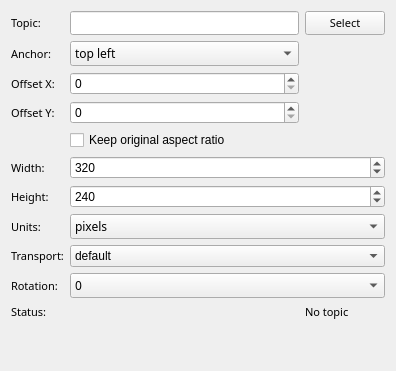
First picture: the form in mapviz_plugins/ui/image_config.ui, repository ros2-gbp/mapviz-release, before the edit.
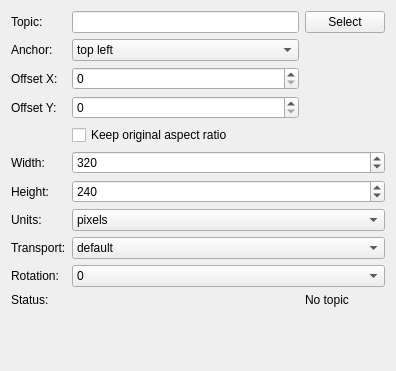
Second picture: the form after the edit.

What changed in the file:
```diff
--- a/mapviz_plugins/ui/image_config.ui
+++ b/mapviz_plugins/ui/image_config.ui
@@ -19,12 +19,6 @@
   <layout class="QGridLayout" name="gridLayout">
    <item row="0" column="0">
     <widget class="QLabel" name="label">
-     <property name="font">
-      <font>
-       <family>Sans Serif</family>
-       <pointsize>8</pointsize>
-      </font>
-     </property>
      <property name="text">
       <string>Topic:</string>
      </property>
@@ -47,12 +41,6 @@
    </item>
    <item row="1" column="0">
     <widget class="QLabel" name="label_3">
-     <property name="font">
-      <font>
-       <family>Sans Serif</family>
-       <pointsize>8</pointsize>
-      </font>
-     </property>
      <property name="text">
       <string>Anchor:</string>
      </property>
@@ -67,12 +55,6 @@
    </item>
    <item row="7" column="0">
     <widget class="QLabel" name="label_8">
-     <property name="font">
-      <font>
-       <family>Sans Serif</family>
-       <pointsize>8</pointsize>
-      </font>
-     </property>
      <property name="text">
       <string>Units:</string>
      </property>
@@ -80,12 +62,6 @@
    </item>
    <item row="6" column="0">
     <widget class="QLabel" name="label_7">
-     <property name="font">
-      <font>
-       <family>Sans Serif</family>
-       <pointsize>8</pointsize>
-      </font>
-     </property>
      <property name="text">
       <string>Height:</string>
      </property>
@@ -99,12 +75,6 @@
        <height>25</height>
       </size>
      </property>
-     <property name="font">
-      <font>
-       <family>Sans Serif</family>
-       <pointsize>9</pointsize>
-      </font>
-     </property>
      <item>
       <property name="text">
        <string>pixels</string>
@@ -119,12 +89,6 @@
    </item>
    <item row="8" column="0" rowspan="2">
     <widget class="QLabel" name="label_9">
-     <property name="font">
-      <font>
-       <family>Sans Serif</family>
-       <pointsize>8</pointsize>
-      </font>
-     </property>
      <property name="text">
       <string>Transport:</string>
      </property>
@@ -132,12 +96,6 @@
    </item>
    <item row="10" column="0">
     <widget class="QLabel" name="label_10">
-     <property name="font">
-      <font>
-       <family>Sans Serif</family>
-       <pointsize>8</pointsize>
-      </font>
-     </property>
      <property name="text">
       <string>Rotation:</string>
      </property>
@@ -151,12 +109,6 @@
        <height>25</height>
       </size>
      </property>
-     <property name="font">
-      <font>
-       <family>Sans Serif</family>
-       <pointsize>9</pointsize>
-      </font>
-     </property>
      <item>
       <property name="text">
        <string>0</string>
@@ -181,12 +133,6 @@
    </item>
    <item row="11" column="0">
     <widget class="QLabel" name="label_2">
-     <property name="font">
-      <font>
-       <family>Sans Serif</family>
-       <pointsize>8</pointsize>
-      </font>
-     </property>
      <property name="text">
       <string>Status:</string>
      </property>
@@ -194,12 +140,6 @@
    </item>
    <item row="5" column="0">
     <widget class="QLabel" name="label_6">
-     <property name="font">
-      <font>
-       <family>Sans Serif</family>
-       <pointsize>8</pointsize>
-      </font>
-     </property>
      <property name="text">
       <string>Width:</string>
      </property>
@@ -207,12 +147,6 @@
    </item>
    <item row="11" column="2">
     <widget class="QLabel" name="status">
-     <property name="font">
-      <font>
-       <family>Sans Serif</family>
-       <pointsize>8</pointsize>
-      </font>
-     </property>
      <property name="styleSheet">
       <string notr="true"/>
      </property>
@@ -226,12 +160,6 @@
    </item>
    <item row="3" column="0">
     <widget class="QLabel" name="label_5">
-     <property name="font">
-      <font>
-       <family>Sans Serif</family>
-       <pointsize>8</pointsize>
-      </font>
-     </property>
      <property name="text">
       <string>Offset Y:</string>
      </property>
@@ -239,12 +167,6 @@
    </item>
    <item row="2" column="0">
     <widget class="QLabel" name="label_4">
-     <property name="font">
-      <font>
-       <family>Sans Serif</family>
-       <pointsize>8</pointsize>
-      </font>
-     </property>
      <property name="text">
       <string>Offset X:</string>
      </property>
@@ -285,12 +207,6 @@
        <height>25</height>
       </size>
      </property>
-     <property name="font">
-      <font>
-       <family>Sans Serif</family>
-       <pointsize>9</pointsize>
-      </font>
-     </property>
      <item>
       <property name="text">
        <string>top left</string>
@@ -340,12 +256,6 @@
    </item>
    <item row="0" column="1">
     <widget class="QLineEdit" name="topic">
-     <property name="font">
-      <font>
-       <family>Sans Serif</family>
-       <pointsize>8</pointsize>
-      </font>
-     </property>
     </widget>
    </item>
    <item row="0" column="2">
@@ -356,12 +266,6 @@
        <verstretch>0</verstretch>
       </sizepolicy>
      </property>
-     <property name="font">
-      <font>
-       <family>Sans Serif</family>
-       <pointsize>8</pointsize>
-      </font>
-     </property>
      <property name="styleSheet">
       <string notr="true"/>
      </property>
```
